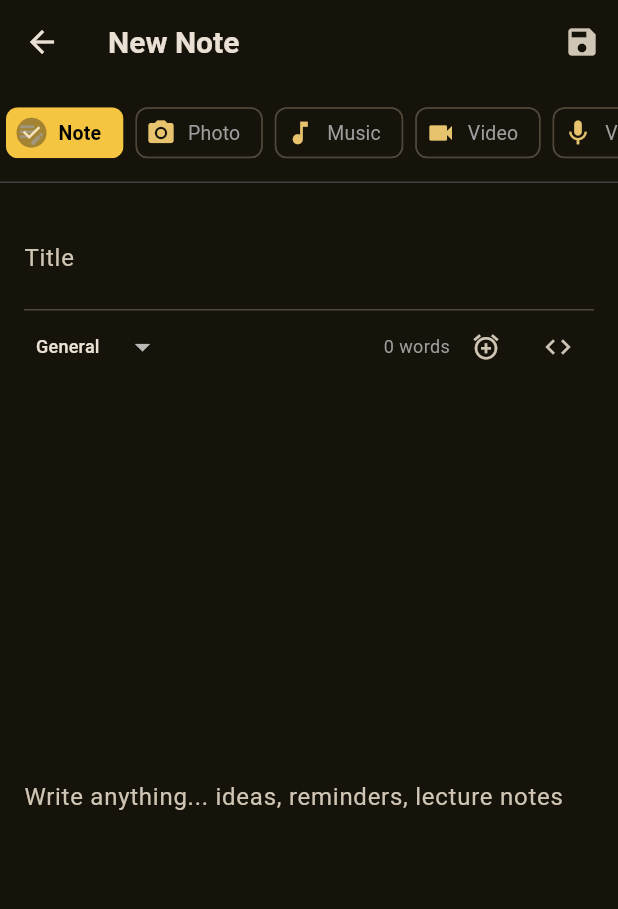
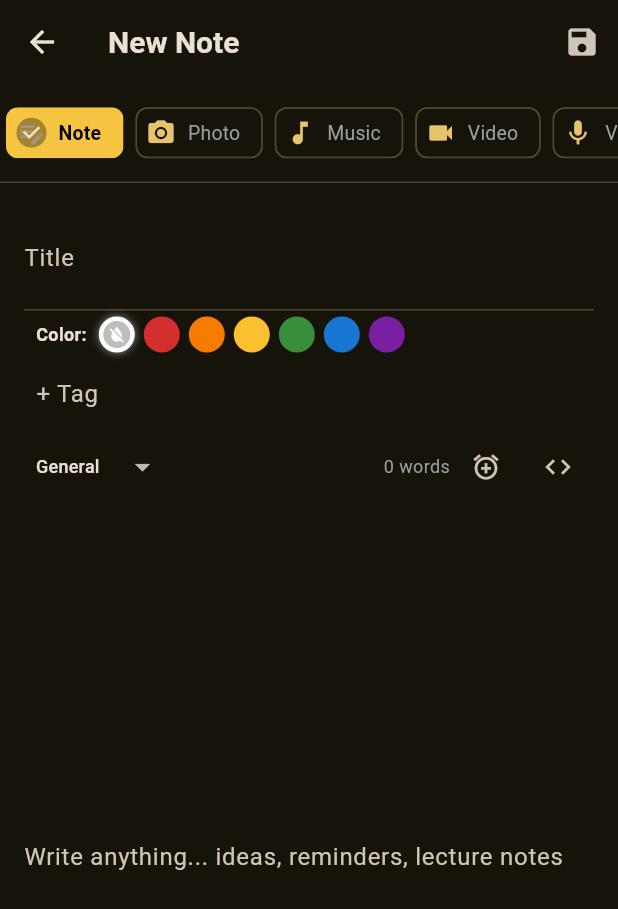
Before and after one commit to diagbadtoee776-debug/notepads-app, a Flutter app: the NoteEditor screen opened directly with empty values, on a phone screen of 412 x 824 dp. Shown: the top 909 px of the screen. Run offline on Flutter 3.47's test engine with Material 3 defaults, Android fonts, the phone set to English and light mode, and no system bars; our stand-ins replace audioplayers, file_picker, flutter_highlight, image_picker, speech_to_text; missing offline and left inert: record; network calls fail.

Commit message:
Phase 6: Note colors and tags

```diff
--- a/frontend/lib/main.dart
+++ b/frontend/lib/main.dart
@@ -40,7 +40,7 @@ class _DevVaultAppState extends State<DevVaultApp> {
   }
 }
 
-// ===================== LOGIN / REGISTER (COMPACT) =====================
+// ===================== LOGIN / REGISTER =====================
 class AuthScreen extends StatefulWidget {
   final VoidCallback onThemeToggle;
   final bool isDark;
@@ -301,7 +301,6 @@ class _HomeScreenState extends State<HomeScreen> {
     return '${d.hour.toString().padLeft(2, '0')}:${d.minute.toString().padLeft(2, '0')} (${d.day}/${d.month})';
   }
 
-  // ---------- REMINDER ALARM ----------
   void _checkReminders() {
     final now = DateTime.now().millisecondsSinceEpoch;
     for (final n in notes) {
@@ -348,7 +347,8 @@ class _HomeScreenState extends State<HomeScreen> {
       filtered = notes.where((n) {
         final title = (n['title'] ?? '').toString().toLowerCase();
         final body = (n['body'] ?? '').toString().toLowerCase();
-        return title.contains(q) || body.contains(q);
+        final tags = RegExp(r'\[TAG:(.*?)\]').allMatches(body).map((m) => m.group(1)!.toLowerCase()).join(' ');
+        return title.contains(q) || body.contains(q) || tags.contains(q);
       }).toList();
     });
   }
@@ -544,8 +544,6 @@ class _HomeScreenState extends State<HomeScreen> {
     ]));
   }
 
-  // ---------- TAB CONTENT ----------
-
   Widget _notesTab() {
     if (filtered.isEmpty) {
       return _emptyMsg('No notes yet', 'Tap + New Note to create your first note');
@@ -559,7 +557,16 @@ class _HomeScreenState extends State<HomeScreen> {
         final bt = (n['body'] ?? '').toString();
         final m = _media(bt);
         final rem = RegExp(r'\[REM:(\d+)\]').firstMatch(bt)?.group(1);
-        return Dismissible(
+        final colorHex = RegExp(r'\[COLOR:(.*?)\]').firstMatch(bt)?.group(1);
+        final tags = RegExp(r'\[TAG:(.*?)\]').allMatches(bt).map((x) => x.group(1)!).toList();
+
+        final borderColor = colorHex != null && colorHex.isNotEmpty
+            ? Color(int.parse('0x$colorHex'))
+            : Colors.transparent;
+
+        return Padding(
+          padding: const EdgeInsets.only(bottom: 12),
+          child: Dismissible(
             key: Key('note_${n['id']}'),
             direction: DismissDirection.endToStart,
             background: Container(
@@ -572,8 +579,13 @@ class _HomeScreenState extends State<HomeScreen> {
               await deleteNote(n['id']);
               return false;
             },
+            child: Container(
+              decoration: BoxDecoration(
+                border: Border(left: BorderSide(color: borderColor, width: 8)),
+                borderRadius: BorderRadius.circular(12),
+              ),
               child: Card(
-            margin: const EdgeInsets.only(bottom: 12),
+                margin: EdgeInsets.zero,
                 shape: RoundedRectangleBorder(borderRadius: BorderRadius.circular(12)),
                 child: ListTile(
                   contentPadding: const EdgeInsets.all(16),
@@ -603,6 +615,21 @@ class _HomeScreenState extends State<HomeScreen> {
                           maxLines: 2,
                           overflow: TextOverflow.ellipsis,
                           style: TextStyle(color: Colors.grey[400]),
+                        ),
+                      ),
+                      if (tags.isNotEmpty)
+                        Padding(
+                          padding: const EdgeInsets.only(top: 8),
+                          child: Wrap(
+                            spacing: 6,
+                            runSpacing: 4,
+                            children: tags.map((tag) => Container(
+                              padding: const EdgeInsets.symmetric(horizontal: 8, vertical: 2),
+                              decoration: BoxDecoration(
+                                  color: const Color(0xFFF5C542).withOpacity(0.2),
+                                  borderRadius: BorderRadius.circular(8)),
+                              child: Text('#$tag', style: const TextStyle(fontSize: 11, color: Color(0xFFF5C542))),
+                            )).toList(),
                           ),
                         ),
                       if (m['img']! || m['aud']! || m['vid']! || rem != null)
@@ -675,6 +702,8 @@ class _HomeScreenState extends State<HomeScreen> {
                   },
                 ),
               ),
+            ),
+          ),
         );
       },
     );
@@ -842,7 +871,7 @@ class _HomeScreenState extends State<HomeScreen> {
           child: TextField(
             controller: _sc,
             decoration: InputDecoration(
-              hintText: 'Search notes...',
+              hintText: 'Search notes or tags...',
               prefixIcon: const Icon(Icons.search),
               filled: true,
               fillColor: widget.isDark ? Colors.grey[900] : Colors.grey[200],
@@ -909,6 +938,7 @@ class _NoteEditorState extends State<NoteEditor> {
   final _title = TextEditingController();
   final _body = TextEditingController();
   final _ytCtrl = TextEditingController();
+  final _tagCtrl = TextEditingController();
   int _tab = 0;
   bool _code = false;
 
@@ -923,6 +953,8 @@ class _NoteEditorState extends State<NoteEditor> {
   String? _audioUrl;
   String _lastWords = '';
   DateTime? _remind;
+  String _color = '';
+  List<String> _tags = [];
 
   List<String> _imgs = [];
   List<String> _vids = [];
@@ -930,6 +962,16 @@ class _NoteEditorState extends State<NoteEditor> {
   List<String> _links = [];
   String? _yt;
   String _folder = 'General';
+
+  static const _noteColors = [
+    '',
+    'FFD32F2F', // Red
+    'FFF57C00', // Orange
+    'FFFBC02D', // Yellow
+    'FF388E3C', // Green
+    'FF1976D2', // Blue
+    'FF7B1FA2'  // Purple
+  ];
 
   @override
   void initState() {
@@ -1001,14 +1043,20 @@ class _NoteEditorState extends State<NoteEditor> {
     _vids = RegExp(r'\[VID:(.*?)\]').allMatches(b).map((m) => m.group(1)!).toList();
     _music = RegExp(r'\[MUSIC:(.*?)\]').allMatches(b).map((m) => m.group(1)!).toList();
     _links = RegExp(r'\[LINK:(.*?)\]').allMatches(b).map((m) => m.group(1)!).toList();
+    _tags = RegExp(r'\[TAG:(.*?)\]').allMatches(b).map((m) => m.group(1)!).toList();
+
     final remMs = RegExp(r'\[REM:(\d+)\]').firstMatch(b)?.group(1);
     if (remMs != null) {
       _remind = DateTime.fromMillisecondsSinceEpoch(int.parse(remMs));
     }
+
+    _color = RegExp(r'\[COLOR:(.*?)\]').firstMatch(b)?.group(1) ?? '';
+
     if (_yt != null) _ytCtrl.text = _yt!;
     _body.text = b
         .replaceAll(
-            RegExp(r'\[IMG:.*?\]|\[AUDIO:.*?\]|\[YT:.*?\]|\[VID:.*?\]|\[MUSIC:.*?\]|\[LINK:.*?\]|\[REM:\d+?\]'),
+            RegExp(
+                r'\[IMG:.*?\]|\[AUDIO:.*?\]|\[YT:.*?\]|\[VID:.*?\]|\[MUSIC:.*?\]|\[LINK:.*?\]|\[REM:\d+?\]|\[COLOR:.*?\]|\[TAG:.*?\]'),
             '')
         .trim();
   }
@@ -1027,9 +1075,13 @@ class _NoteEditorState extends State<NoteEditor> {
     for (final u in _links) {
       b += '\n[LINK:$u]';
     }
+    for (final t in _tags) {
+      b += '\n[TAG:$t]';
+    }
     if (_audioUrl != null) b += '\n[AUDIO:$_audioUrl]';
     if (_yt != null && _yt!.isNotEmpty) b += '\n[YT:$_yt]';
     if (_remind != null) b += '\n[REM:${_remind!.millisecondsSinceEpoch}]';
+    if (_color.isNotEmpty) b += '\n[COLOR:$_color]';
     return b;
   }
 
@@ -1170,6 +1222,70 @@ class _NoteEditorState extends State<NoteEditor> {
           style: const TextStyle(fontSize: 24, fontWeight: FontWeight.bold),
           decoration: const InputDecoration(labelText: 'Title', border: InputBorder.none)),
       const Divider(height: 1),
+      Padding(
+        padding: const EdgeInsets.symmetric(horizontal: 8.0, vertical: 4),
+        child: Row(children: [
+          const Text('Color:', style: TextStyle(fontSize: 12, fontWeight: FontWeight.w600)),
+          const SizedBox(width: 8),
+          for (final c in _noteColors) ...[
+            InkWell(
+              onTap: () => setState(() => _color = c),
+              child: Container(
+                width: 24, height: 24,
+                decoration: BoxDecoration(
+                  color: c.isEmpty ? Colors.grey[400] : Color(int.parse('0x$c')),
+                  shape: BoxShape.circle,
+                  border: Border.all(color: _color == c ? Colors.white : Colors.transparent, width: 3),
+                  boxShadow: _color == c ? [BoxShadow(color: Colors.white.withOpacity(0.5), blurRadius: 4)] : null
+                ),
+                child: c.isEmpty ? const Icon(Icons.format_color_reset, size: 14, color: Colors.white) : null,
+              )
+            ),
+            const SizedBox(width: 6)
+          ]
+        ]),
+      ),
+      Padding(
+        padding: const EdgeInsets.symmetric(horizontal: 8.0, vertical: 4),
+        child: Row(children: [
+          Expanded(
+            child: Wrap(
+              spacing: 6,
+              runSpacing: 6,
+              children: [
+                for (final t in _tags)
+                  Chip(
+                    label: Text('#$t', style: const TextStyle(fontSize: 11)),
+                    deleteIcon: const Icon(Icons.close, size: 14),
+                    onDeleted: () => setState(() => _tags.remove(t)),
+                    materialTapTargetSize: MaterialTapTargetSize.shrinkWrap,
+                    visualDensity: VisualDensity.compact,
+                  ),
+                SizedBox(
+                  width: 100,
+                  child: TextField(
+                    controller: _tagCtrl,
+                    decoration: const InputDecoration(
+                      hintText: '+ Tag',
+                      isDense: true,
+                      border: InputBorder.none,
+                      contentPadding: EdgeInsets.symmetric(vertical: 8)
+                    ),
+                    onSubmitted: (v) {
+                      if (v.isNotEmpty && !_tags.contains(v)) {
+                        setState(() {
+                          _tags.add(v.trim().toLowerCase());
+                          _tagCtrl.clear();
+                        });
+                      }
+                    },
+                  ),
+                )
+              ],
+            ),
+          )
+        ]),
+      ),
       Row(children: [
         Padding(
           padding: const EdgeInsets.symmetric(horizontal: 8),
@@ -1181,6 +1297,7 @@ class _NoteEditorState extends State<NoteEditor> {
                 .toList(),
             onChanged: (v) => setState(() => _folder = v!),
             underline: const SizedBox(),
+            isDense: true,
           ),
         ),
         const Spacer(),
```
Lines whose indentation alone changed are shown as unchanged.
